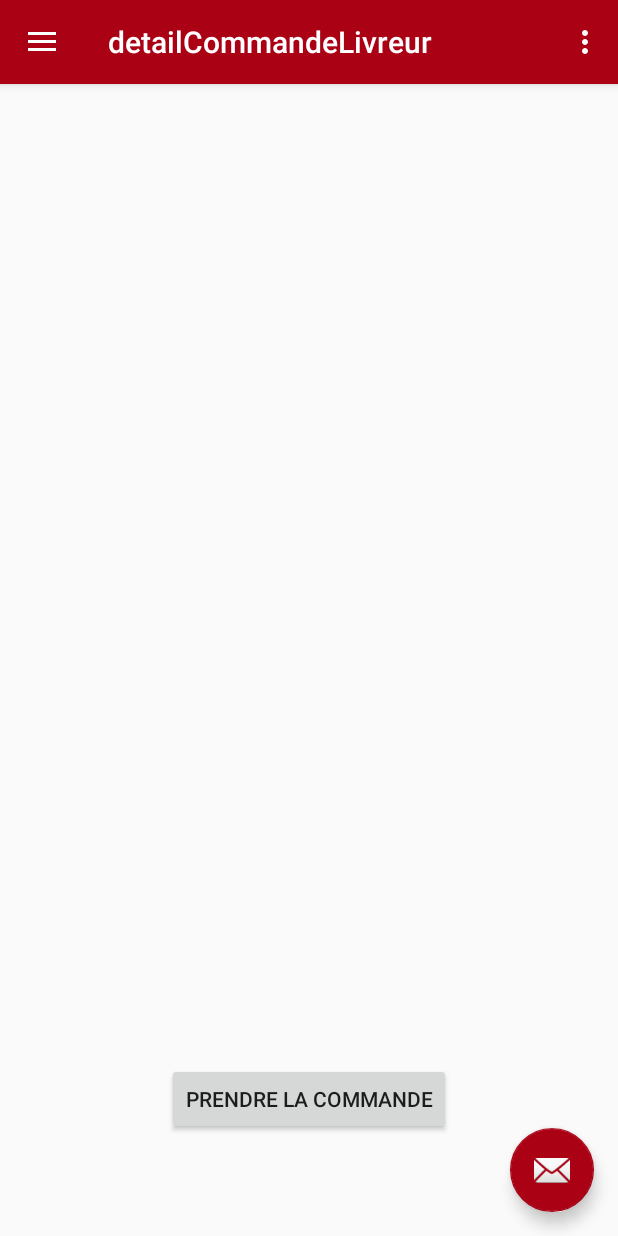
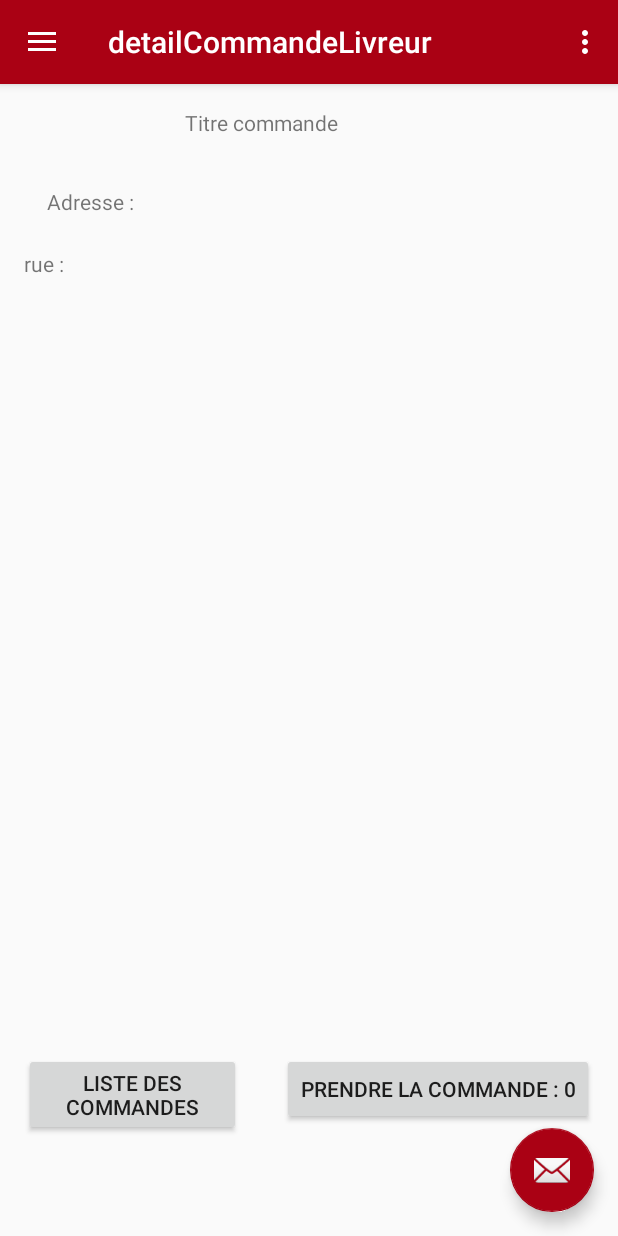
Before and after one commit to Nairolf92/Olivraison, an Android app: the detailCommandeLivreur screen opened directly, with no data from a screen before it, on a phone screen of 412 x 824 dp. Run offline under Robolectric (Android 15) with nearby library versions, the phone set to English and light mode, and no system bars; our stand-ins replace Volley; network calls fail.

Commit message:
commit Nicolas maj page livreur + maps

```diff
--- a/Olivraison/app/src/main/java/projet/olivraison/LivreurMaps.java
+++ b/Olivraison/app/src/main/java/projet/olivraison/LivreurMaps.java
@@ -1,7 +1,11 @@
 package projet.olivraison;
 
+import android.content.pm.PackageManager;
+import android.os.Build;
+import android.support.v4.app.ActivityCompat;
 import android.support.v4.app.FragmentActivity;
 import android.os.Bundle;
+import android.support.v4.content.ContextCompat;
 
 import com.google.android.gms.maps.CameraUpdateFactory;
 import com.google.android.gms.maps.GoogleMap;
@@ -19,9 +23,12 @@ public class LivreurMaps extends FragmentActivity implements OnMapReadyCallback
         super.onCreate(savedInstanceState);
         setContentView(R.layout.activity_livreur_maps);
         // Obtain the SupportMapFragment and get notified when the map is ready to be used.
-        SupportMapFragment mapFragment = (SupportMapFragment) getSupportFragmentManager()
-                .findFragmentById(R.id.map);
+        SupportMapFragment mapFragment = (SupportMapFragment) getSupportFragmentManager().findFragmentById(R.id.map);
         mapFragment.getMapAsync(this);
+
+
+
+
     }
 
 
@@ -34,13 +41,44 @@ public class LivreurMaps extends FragmentActivity implements OnMapReadyCallback
      * it inside the SupportMapFragment. This method will only be triggered once the user has
      * installed Google Play services and returned to the app.
      */
+
     @Override
     public void onMapReady(GoogleMap googleMap) {
-        mMap = googleMap;
 
-        // Add a marker in Sydney and move the camera
-        LatLng sydney = new LatLng(-34, 151);
-        mMap.addMarker(new MarkerOptions().position(sydney).title("Marker in Sydney"));
-        mMap.moveCamera(CameraUpdateFactory.newLatLng(sydney));
+
+       // if (ContextCompat.checkSelfPermission(this, android.Manifest.permission.ACCESS_FINE_LOCATION) == PackageManager.PERMISSION_GRANTED
+          //      || ContextCompat.checkSelfPermission(this, android.Manifest.permission.ACCESS_COARSE_LOCATION) == PackageManager.PERMISSION_GRANTED)
+        //{
+            // Add a marker in Sydney and move the camera
+
+
+        if (Build.VERSION.SDK_INT >= 23) {
+
+            if (checkSelfPermission(android.Manifest.permission.ACCESS_FINE_LOCATION) == PackageManager.PERMISSION_GRANTED
+                    || checkSelfPermission(android.Manifest.permission.ACCESS_COARSE_LOCATION) == PackageManager.PERMISSION_GRANTED) {
+
+                mMap = googleMap;
+                LatLng sydney = new LatLng(60, 102);
+                mMap.setMyLocationEnabled(true);
+                mMap.addMarker(new MarkerOptions().position(sydney).title("Marker in Sydney"));
+                mMap.moveCamera(CameraUpdateFactory.newLatLng(sydney));
+
+            }
+        }
+        else
+        {
+            mMap = googleMap;
+            LatLng sydney = new LatLng(60, 102);
+            mMap.setMyLocationEnabled(true);
+            mMap.addMarker(new MarkerOptions().position(sydney).title("Marker in Sydney"));
+            mMap.moveCamera(CameraUpdateFactory.newLatLng(sydney));
+
+        }
+
+        //}
+
+
+
     }
+
 }
--- a/Olivraison/app/src/main/java/projet/olivraison/detailCommandeLivreur.java
+++ b/Olivraison/app/src/main/java/projet/olivraison/detailCommandeLivreur.java
@@ -2,8 +2,10 @@ package projet.olivraison;
 
 import android.content.Intent;
 import android.os.Bundle;
+import android.support.design.widget.CoordinatorLayout;
 import android.support.design.widget.FloatingActionButton;
 import android.support.design.widget.Snackbar;
+import android.util.Log;
 import android.view.View;
 import android.support.design.widget.NavigationView;
 import android.support.v4.view.GravityCompat;
@@ -13,10 +15,30 @@ import android.support.v7.app.AppCompatActivity;
 import android.support.v7.widget.Toolbar;
 import android.view.Menu;
 import android.view.MenuItem;
+import android.widget.ArrayAdapter;
+import android.widget.Button;
+import android.widget.ListView;
 import android.widget.TextView;
+import android.widget.Toast;
+
+import com.android.volley.Request;
+import com.android.volley.RequestQueue;
+import com.android.volley.Response;
+import com.android.volley.VolleyError;
+import com.android.volley.toolbox.JsonArrayRequest;
+import com.android.volley.toolbox.Volley;
+
+import org.json.JSONArray;
+import org.json.JSONException;
+import org.json.JSONObject;
+
+import static projet.olivraison.R.id.fab;
 
 public class detailCommandeLivreur extends AppCompatActivity
         implements NavigationView.OnNavigationItemSelectedListener {
+
+    private RequestQueue requestQueue;
+    private String jsonResponse;
 
     @Override
     protected void onCreate(Bundle savedInstanceState) {
@@ -29,7 +51,23 @@ public class detailCommandeLivreur extends AppCompatActivity
         Intent intent = getIntent();
 
         String position = intent.getStringExtra("position");
-        textCommandeLivreur.setText(position);
+
+        long id = 0;
+        id = intent.getLongExtra("id", id);
+
+        //textCommandeLivreur.setText(position);
+
+        Button monBouton = (Button) findViewById(R.id.button);
+        monBouton.setText("prendre la commande : "+ id);
+
+        monBouton.setOnClickListener(new View.OnClickListener(){
+            @Override
+            public void onClick(View view){
+                //Toast.makeText(getApplicationContext(), "bouton clicker", Toast.LENGTH_LONG).show();
+                Intent i = new Intent (getApplicationContext(), LivreurMaps.class);
+                 startActivity(i);
+            }
+        });
 
 
 
@@ -37,8 +75,48 @@ public class detailCommandeLivreur extends AppCompatActivity
 
 
 
+/*
+        requestQueue = Volley.newRequestQueue(this);
+        String url = "https://jsonplaceholder.typicode.com/users/"+id;
+
+        final JsonArrayRequest jsonArray = new JsonArrayRequest
+                (Request.Method.GET, url, null, new Response.Listener<JSONObject>() {
+                    @Override
+                    public void onResponse(JSONObject response) {
+                        try {
+                            // Parsing json array response
+                            // loop through each json object
+                            jsonResponse = "";
+                            Log.i("test", response.toString());
+                                //JSONObject person = (JSONObject) response.getJSONObject(jsonResponse);
 
 
+                                //String name = person.getString("name");
+                                //String username = person.getString("username");
+                                //String adresse = person.getString("street");
+                               // Toast.makeText(getApplicationContext(), "ADRESSE "+ adresse, Toast.LENGTH_LONG).show();
+
+
+
+                        } catch (JSONException e) {
+                            e.printStackTrace();
+                        }
+                    }
+                }, new Response.ErrorListener() {
+
+                    @Override
+                    public void onErrorResponse(VolleyError error) {
+                        // TODO Auto-generated method stub
+                        Log.i("test", error.getMessage());
+
+                    }
+                });
+        Volley.newRequestQueue(this).add(jsonArray);
+        */
+
+
+
+    /*
         FloatingActionButton fab = (FloatingActionButton) findViewById(R.id.fab);
         fab.setOnClickListener(new View.OnClickListener() {
             @Override
@@ -48,11 +126,14 @@ public class detailCommandeLivreur extends AppCompatActivity
             }
         });
 
+    */
+
         DrawerLayout drawer = (DrawerLayout) findViewById(R.id.drawer_layout);
         ActionBarDrawerToggle toggle = new ActionBarDrawerToggle(
                 this, drawer, toolbar, R.string.navigation_drawer_open, R.string.navigation_drawer_close);
         drawer.setDrawerListener(toggle);
         toggle.syncState();
+
 
         NavigationView navigationView = (NavigationView) findViewById(R.id.nav_view);
         navigationView.setNavigationItemSelectedListener(this);
@@ -115,9 +196,6 @@ public class detailCommandeLivreur extends AppCompatActivity
         return true;
     }
 
-    public void setMapActivity() {
-        Intent i = new Intent (getApplicationContext(), detailCommandeLivreur.class);
-        startActivity(i);
-    }
+
 
 }
--- a/Olivraison/app/src/main/java/projet/olivraison/indexLivreur.java
+++ b/Olivraison/app/src/main/java/projet/olivraison/indexLivreur.java
@@ -40,12 +40,12 @@ public class indexLivreur extends AppCompatActivity {
     private RequestQueue requestQueue;
     private String jsonResponse;
     private ArrayList<String> ArrayCommande = new ArrayList<String>();
-
+    public int ArrayId[];
     private TextView mLoginView;
     private TextView mTestView;
 
     private EditText mPasswordView;
-
+    public int id;
 
     // creation de liste des commande en cours
     ListView listCommandesLivreurs;
@@ -73,7 +73,7 @@ public class indexLivreur extends AppCompatActivity {
 
 
         requestQueue = Volley.newRequestQueue(this);
-        String url = "https://jsonplaceholder.typicode.com/users";
+        String url = "http://antoine-lucas.fr/api_android/web/index.php/api/commandes";
         listCommandesLivreurs = (ListView) findViewById(R.id.listViewCommandesLivreurs);
 
         JsonArrayRequest jsonArray = new JsonArrayRequest
@@ -89,10 +89,13 @@ public class indexLivreur extends AppCompatActivity {
                                 JSONObject person = (JSONObject) response
                                         .get(i);
 
-                                String name = person.getString("name");
-                                String username = person.getString("username");
+                                String name = person.getString("client");
+                                String username = person.getString("adresse");
+                                id = person.getInt("id");
 
-                                jsonResponse = username + ": +"+name;
+                                //ArrayId[i] = id;
+
+                                jsonResponse = " commande : " + id + " -- "+username;
                                 Log.i("test" , jsonResponse);
                                 ArrayCommande.add(jsonResponse);
 
@@ -127,13 +130,15 @@ public class indexLivreur extends AppCompatActivity {
         listCommandesLivreurs.setOnItemClickListener(new AdapterView.OnItemClickListener() {
             @Override
             public void onItemClick(AdapterView<?> parent, View view, int position, long id) {
-                Toast.makeText(getApplicationContext(), "Click ListItem Number " + position, Toast.LENGTH_LONG).show();
-
 
                 Intent i = new Intent (getApplicationContext(), detailCommandeLivreur.class);
                 ArrayList<String> ArrayCommande = indexLivreur.this.ArrayCommande;
-                i.putExtra("position",ArrayCommande.get(position) );
-                //i.putExtra("name",ArrayCommande.set(2,name) );
+                //Log.i("test", ArrayCommande.get(position) );
+                //int idLocal =  ArrayCommande.get(position);
+                //i.putExtra("position", ArrayId[] );
+
+               // Toast.makeText(getApplicationContext(), "id " + id + ArrayCommande.get(position), Toast.LENGTH_LONG).show();
+                i.putExtra("id", id);
                 startActivity(i);
 
             }
--- a/Olivraison/app/src/main/res/layout/content_detail_commande_livreur.xml
+++ b/Olivraison/app/src/main/res/layout/content_detail_commande_livreur.xml
@@ -26,14 +26,67 @@
         android:textSize="12sp" />
 
     <Button
+        android:text="Liste des commandes"
+        android:layout_width="wrap_content"
+        android:layout_height="wrap_content"
+        android:id="@+id/button2"
+        android:layout_alignTop="@+id/button"
+        android:layout_toLeftOf="@+id/button"
+        android:layout_toStartOf="@+id/button"
+        android:layout_marginRight="27dp"
+        android:layout_marginEnd="27dp" />
+
+    <Button
         android:text="prendre la commande"
         android:layout_width="wrap_content"
         android:layout_height="wrap_content"
+        android:layout_marginBottom="32dp"
+        android:id="@+id/button"
         android:layout_above="@+id/textCommandeLivreur"
-        android:layout_centerHorizontal="true"
-        android:layout_marginBottom="25dp"
-        android:id="@+id/button"
-        android:onClick="setMapActivity"
-        />
+        android:layout_alignParentRight="true"
+        android:layout_alignParentEnd="true" />
+
+    <TextView
+        android:text="Titre commande"
+        android:layout_width="wrap_content"
+        android:layout_height="wrap_content"
+        android:id="@+id/textView2"
+        android:layout_alignParentTop="true"
+        android:layout_alignParentLeft="true"
+        android:layout_alignParentStart="true"
+        android:layout_marginLeft="107dp"
+        android:layout_marginStart="107dp" />
+
+    <TextView
+        android:text="Adresse :"
+        android:layout_width="wrap_content"
+        android:layout_height="wrap_content"
+        android:layout_below="@+id/textView2"
+        android:layout_alignParentLeft="true"
+        android:layout_alignParentStart="true"
+        android:layout_marginLeft="15dp"
+        android:layout_marginStart="15dp"
+        android:layout_marginTop="33dp"
+        android:id="@+id/textView3" />
+
+    <TextView
+        android:text="rue :"
+        android:layout_width="wrap_content"
+        android:layout_height="wrap_content"
+        android:layout_below="@+id/textView3"
+        android:layout_marginTop="22dp"
+        android:id="@+id/textView4" />
+
+    <TextView
+        android:layout_width="wrap_content"
+        android:layout_height="wrap_content"
+        android:id="@+id/textRue"
+        android:layout_alignBaseline="@+id/textView4"
+        android:layout_alignBottom="@+id/textView4"
+        android:layout_alignRight="@+id/button2"
+        android:layout_alignEnd="@+id/button2"
+        android:layout_marginRight="18dp"
+        android:layout_marginEnd="18dp" />
+
 
 </RelativeLayout>
```
